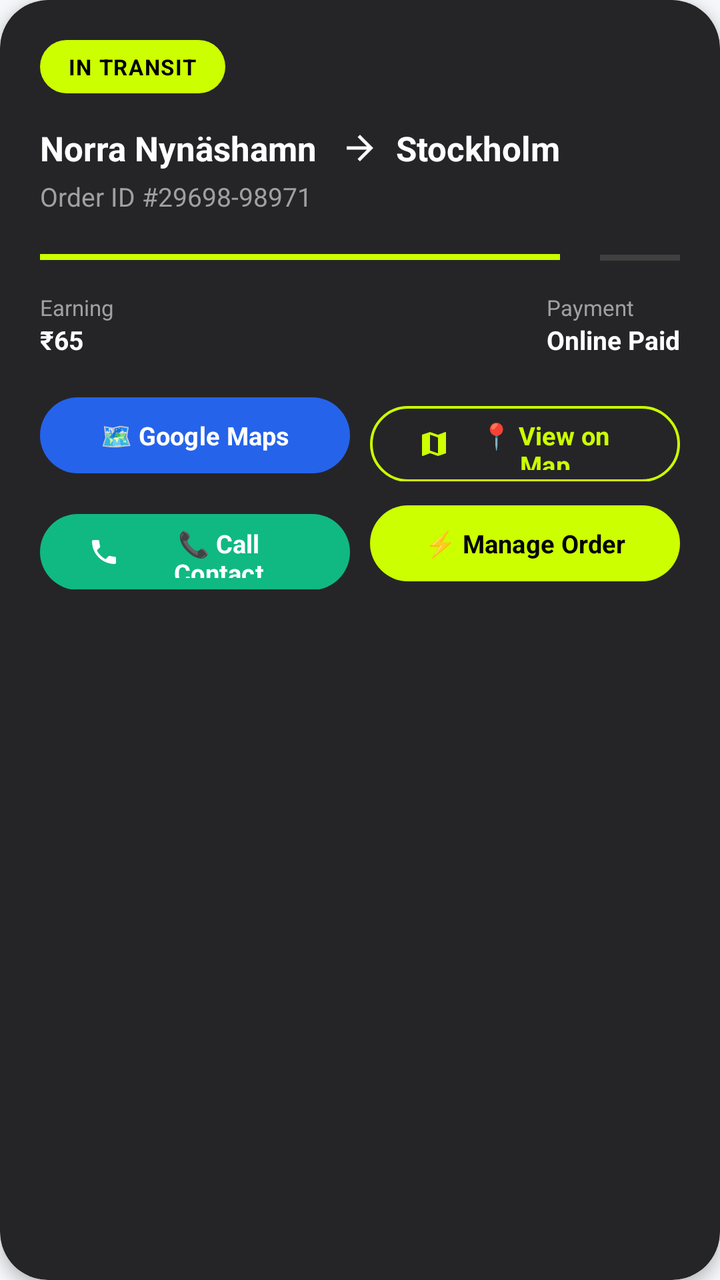
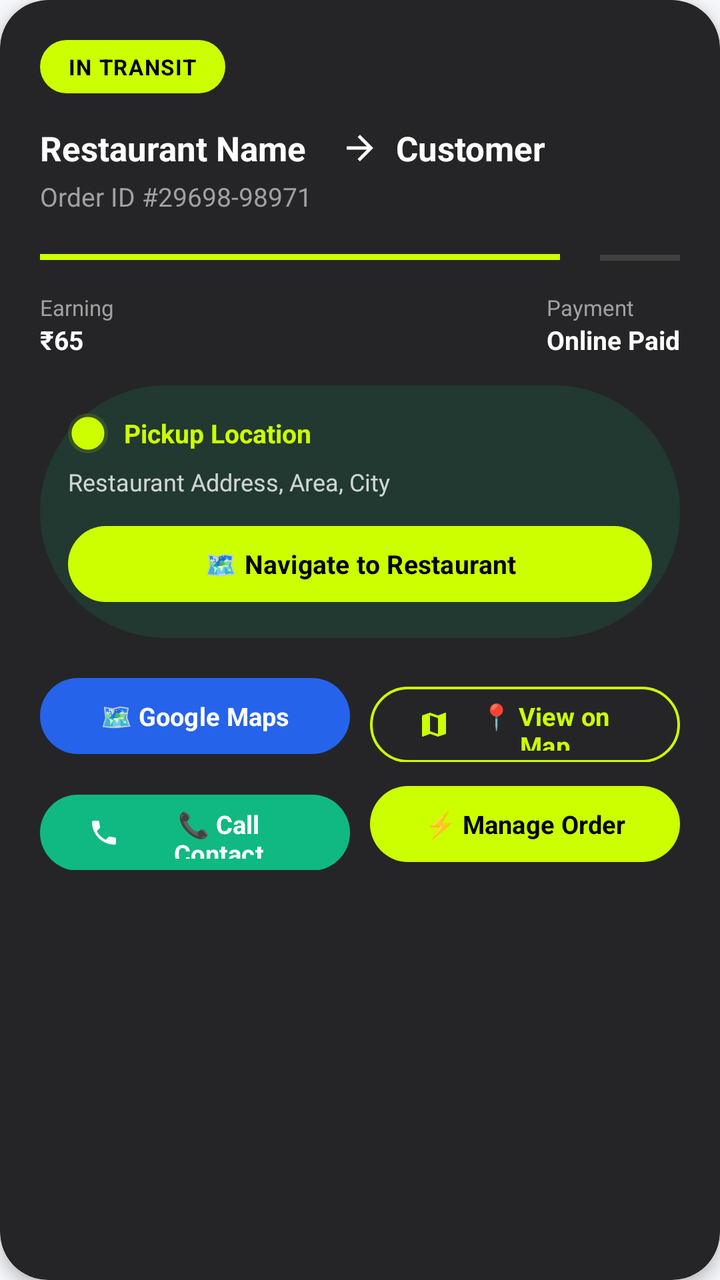

An Android layout rendered at two revisions. The XML below is the earlier revision; the diff shows what the commit changed to produce the second picture.
<!-- AndroidManifest.xml: application theme Theme.AKRHunger -->
<!-- res/layout/item_active_order.xml -->
<?xml version="1.0" encoding="utf-8"?>
<com.google.android.material.card.MaterialCardView
    xmlns:android="http://schemas.android.com/apk/res/android"
    xmlns:app="http://schemas.android.com/apk/res-auto"
    android:layout_width="match_parent"
    android:layout_height="wrap_content"
    android:layout_marginBottom="14dp"
    app:cardCornerRadius="24dp"
    app:cardElevation="4dp"
    app:strokeWidth="0dp"
    app:cardBackgroundColor="@color/dark_card_bg">

    <LinearLayout
        android:layout_width="match_parent"
        android:layout_height="wrap_content"
        android:orientation="vertical"
        android:padding="20dp">

        
        <TextView
            android:id="@+id/tv_active_stage_badge"
            android:layout_width="wrap_content"
            android:layout_height="wrap_content"
            android:background="@drawable/bg_pill_primary"
            android:backgroundTint="@color/neon_green"
            android:paddingHorizontal="14dp"
            android:paddingVertical="6dp"
            android:text="IN TRANSIT"
            android:textColor="@color/black"
            android:textSize="11sp"
            android:textStyle="bold"
            android:letterSpacing="0.05" />

        
        <LinearLayout
            android:layout_width="match_parent"
            android:layout_height="wrap_content"
            android:layout_marginTop="16dp"
            android:orientation="horizontal"
            android:gravity="center_vertical">
            
            <TextView
                android:id="@+id/tv_active_restaurant_address"
                android:layout_width="0dp"
                android:layout_height="wrap_content"
                android:layout_weight="1"
                android:text="Norra Nynäshamn"
                android:textColor="@color/white"
                android:textSize="17sp"
                android:textStyle="bold"
                android:maxLines="1"
                android:ellipsize="end" />

            <ImageView
                android:layout_width="20dp"
                android:layout_height="20dp"
                android:layout_marginHorizontal="8dp"
                android:src="@drawable/ic_arrow_back"
                android:rotation="180"
                app:tint="@color/white" />

            <TextView
                android:id="@+id/tv_active_delivery_address"
                android:layout_width="0dp"
                android:layout_height="wrap_content"
                android:layout_weight="1"
                android:text="Stockholm"
                android:textColor="@color/white"
                android:textSize="17sp"
                android:textStyle="bold"
                android:maxLines="1"
                android:ellipsize="end" />
        </LinearLayout>

        
        <TextView
            android:id="@+id/tv_active_order_id"
            android:layout_width="wrap_content"
            android:layout_height="wrap_content"
            android:layout_marginTop="4dp"
            android:text="Order ID #29698-98971"
            android:textColor="#A0A0A0"
            android:textSize="13sp" />

        
        <View
            android:layout_width="match_parent"
            android:layout_height="3dp"
            android:layout_marginTop="20dp"
            android:layout_marginEnd="60dp"
            android:background="@color/neon_green" />
        
        <View
            android:layout_width="match_parent"
            android:layout_height="3dp"
            android:layout_marginTop="-3dp"
            android:layout_marginStart="280dp"
            android:background="#404040" />

        <LinearLayout
            android:layout_width="match_parent"
            android:layout_height="wrap_content"
            android:layout_marginTop="16dp"
            android:orientation="horizontal">
            
            <LinearLayout
                android:layout_width="0dp"
                android:layout_height="wrap_content"
                android:layout_weight="1"
                android:orientation="vertical">
                <TextView
                    android:layout_width="wrap_content"
                    android:layout_height="wrap_content"
                    android:text="Earning"
                    android:textColor="#A0A0A0"
                    android:textSize="11sp" />
                <TextView
                    android:id="@+id/tv_active_earnings"
                    android:layout_width="wrap_content"
                    android:layout_height="wrap_content"
                    android:text="₹65"
                    android:textColor="@color/white"
                    android:textSize="13sp"
                    android:textStyle="bold" />
            </LinearLayout>

            <LinearLayout
                android:layout_width="wrap_content"
                android:layout_height="wrap_content"
                android:orientation="vertical">
                <TextView
                    android:layout_width="wrap_content"
                    android:layout_height="wrap_content"
                    android:text="Payment"
                    android:textColor="#A0A0A0"
                    android:textSize="11sp" />
                <TextView
                    android:id="@+id/tv_active_payment_badge"
                    android:layout_width="wrap_content"
                    android:layout_height="wrap_content"
                    android:text="Online Paid"
                    android:textColor="@color/white"
                    android:textSize="13sp"
                    android:textStyle="bold" />
            </LinearLayout>
        </LinearLayout>

        
        <LinearLayout
            android:layout_width="match_parent"
            android:layout_height="wrap_content"
            android:orientation="vertical"
            android:layout_marginTop="16dp">

            
            <LinearLayout
                android:layout_width="match_parent"
                android:layout_height="wrap_content"
                android:orientation="horizontal">

                <com.google.android.material.button.MaterialButton
                    android:id="@+id/btn_open_google_maps"
                    style="@style/Widget.Material3.Button"
                    android:layout_width="0dp"
                    android:layout_height="46dp"
                    android:layout_weight="1"
                    android:layout_marginEnd="5dp"
                    android:text="🗺️ Google Maps"
                    android:textColor="@color/white"
                    android:textSize="12.5sp"
                    android:textStyle="bold"
                    app:backgroundTint="#2563EB"
                    app:cornerRadius="22dp" />

                <com.google.android.material.button.MaterialButton
                    android:id="@+id/btn_navigate_map"
                    style="@style/Widget.Material3.Button.OutlinedButton"
                    android:layout_width="0dp"
                    android:layout_height="46dp"
                    android:layout_weight="1"
                    android:layout_marginStart="5dp"
                    android:text="📍 View on Map"
                    app:icon="@drawable/ic_map"
                    app:iconTint="@color/neon_green"
                    app:iconSize="16dp"
                    app:strokeColor="@color/neon_green"
                    app:strokeWidth="1.2dp"
                    android:textColor="@color/neon_green"
                    android:textSize="12.5sp"
                    android:textStyle="bold"
                    app:cornerRadius="22dp" />
            </LinearLayout>

            
            <LinearLayout
                android:layout_width="match_parent"
                android:layout_height="wrap_content"
                android:orientation="horizontal"
                android:layout_marginTop="8dp">

                <com.google.android.material.button.MaterialButton
                    android:id="@+id/btn_call_order"
                    style="@style/Widget.Material3.Button"
                    android:layout_width="0dp"
                    android:layout_height="46dp"
                    android:layout_weight="1"
                    android:layout_marginEnd="5dp"
                    android:text="📞 Call Contact"
                    app:icon="@drawable/ic_phone"
                    app:iconTint="@color/white"
                    app:iconSize="16dp"
                    android:textColor="@color/white"
                    android:textSize="12.5sp"
                    android:textStyle="bold"
                    app:backgroundTint="#10B981"
                    app:cornerRadius="22dp" />

                <com.google.android.material.button.MaterialButton
                    android:id="@+id/btn_manage_order"
                    style="@style/Widget.Material3.Button"
                    android:layout_width="0dp"
                    android:layout_height="46dp"
                    android:layout_weight="1"
                    android:layout_marginStart="5dp"
                    android:text="⚡ Manage Order"
                    android:textColor="@color/black"
                    android:textSize="12.5sp"
                    android:textStyle="bold"
                    app:backgroundTint="@color/neon_green"
                    app:cornerRadius="22dp" />
            </LinearLayout>
        </LinearLayout>
    </LinearLayout>
</com.google.android.material.card.MaterialCardView>
<!-- resources referenced by this layout -->
<resources>
  <color name="black">#000000</color>
  <color name="dark_card_bg">#252528</color>
  <color name="neon_green">#CCFF00</color>
  <color name="white">#FFFFFF</color>
  <color name="primary">#FF6B00</color>
  <color name="text_primary">#17212B</color>
  <color name="primary_dark">#E85D04</color>
  <color name="on_primary">#FFFFFF</color>
  <color name="secondary">#E9A23B</color>
  <color name="on_secondary">#17212B</color>
  <color name="background">#F5F7FA</color>
  <color name="surface">#FFFFFF</color>
  <color name="on_surface">#17212B</color>
  <color name="surface_variant">#EEF2F6</color>
  <color name="text_secondary">#5A667A</color>
  <color name="card_border">#E5E9F0</color>
  <style name="ThemeOverlay.AKR.BottomSheetDialog" parent="ThemeOverlay.Material3.BottomSheetDialog">
          <item name="bottomSheetStyle">@style/Widget.AKR.BottomSheet</item>
      </style>
  <style name="ShapeAppearance.AKR.Dialog" parent="">
          <item name="cornerFamily">rounded</item>
          <item name="cornerSize">24dp</item>
      </style>
  <style name="Widget.AKR.BottomSheet" parent="Widget.Material3.BottomSheet">
          <item name="shapeAppearanceOverlay">@style/ShapeAppearance.AKR.BottomSheet</item>
          <item name="backgroundTint">@color/surface</item>
      </style>
  <color name="info">#2563EB</color>
  <style name="ShapeAppearance.AKR.BottomSheet" parent="">
          <item name="cornerFamily">rounded</item>
          <item name="cornerSizeTopLeft">28dp</item>
          <item name="cornerSizeTopRight">28dp</item>
      </style>
  <!-- unchanged entries left out for length: 11 -->
</resources>

<!-- the commit's change to res/layout/item_active_order.xml (unified diff, before → after) -->
@@ -44,7 +44,7 @@
                 android:layout_width="0dp"
                 android:layout_height="wrap_content"
                 android:layout_weight="1"
-                android:text="Norra Nynäshamn"
+                android:text="Restaurant Name"
                 android:textColor="@color/white"
                 android:textSize="17sp"
                 android:textStyle="bold"
@@ -64,7 +64,7 @@
                 android:layout_width="0dp"
                 android:layout_height="wrap_content"
                 android:layout_weight="1"
-                android:text="Stockholm"
+                android:text="Customer"
                 android:textColor="@color/white"
                 android:textSize="17sp"
                 android:textStyle="bold"
@@ -97,6 +97,7 @@
             android:layout_marginStart="280dp"
             android:background="#404040" />
 
+        
         <LinearLayout
             android:layout_width="match_parent"
             android:layout_height="wrap_content"
@@ -143,6 +144,181 @@
                     android:textSize="13sp"
                     android:textStyle="bold" />
             </LinearLayout>
+        </LinearLayout>
+
+        
+        
+        
+        <LinearLayout
+            android:id="@+id/layout_pickup_section"
+            android:layout_width="match_parent"
+            android:layout_height="wrap_content"
+            android:orientation="vertical"
+            android:layout_marginTop="14dp"
+            android:background="@drawable/bg_pill_primary"
+            android:backgroundTint="#1A00E676"
+            android:padding="14dp">
+
+            
+            <LinearLayout
+                android:layout_width="match_parent"
+                android:layout_height="wrap_content"
+                android:orientation="horizontal"
+                android:gravity="center_vertical">
+
+                <ImageView
+                    android:layout_width="20dp"
+                    android:layout_height="20dp"
+                    android:src="@drawable/ic_restaurant_pin"
+                    android:layout_marginEnd="8dp"
+                    app:tint="@color/neon_green" />
+
+                <TextView
+                    android:layout_width="0dp"
+                    android:layout_height="wrap_content"
+                    android:layout_weight="1"
+                    android:text="Pickup Location"
+                    android:textColor="@color/neon_green"
+                    android:textSize="13sp"
+                    android:textStyle="bold" />
+            </LinearLayout>
+
+            
+            <TextView
+                android:id="@+id/tv_pickup_restaurant_address"
+                android:layout_width="match_parent"
+                android:layout_height="wrap_content"
+                android:layout_marginTop="6dp"
+                android:text="Restaurant Address, Area, City"
+                android:textColor="#C8FFFFFF"
+                android:textSize="12sp"
+                android:maxLines="2"
+                android:ellipsize="end" />
+
+            
+            <com.google.android.material.button.MaterialButton
+                android:id="@+id/btn_pickup_restaurant_map"
+                style="@style/Widget.Material3.Button"
+                android:layout_width="match_parent"
+                android:layout_height="46dp"
+                android:layout_marginTop="10dp"
+                android:text="🗺️ Navigate to Restaurant"
+                android:textColor="@color/black"
+                android:textSize="13sp"
+                android:textStyle="bold"
+                app:backgroundTint="@color/neon_green"
+                app:cornerRadius="23dp" />
+        </LinearLayout>
+
+        
+        
+        
+        <LinearLayout
+            android:id="@+id/layout_customer_section"
+            android:layout_width="match_parent"
+            android:layout_height="wrap_content"
+            android:orientation="vertical"
+            android:layout_marginTop="14dp"
+            android:background="@drawable/bg_pill_primary"
+            android:backgroundTint="#1A2196F3"
+            android:padding="14dp"
+            android:visibility="gone">
+
+            
+            <LinearLayout
+                android:layout_width="match_parent"
+                android:layout_height="wrap_content"
+                android:orientation="horizontal"
+                android:gravity="center_vertical">
+
+                <ImageView
+                    android:layout_width="20dp"
+                    android:layout_height="20dp"
+                    android:src="@drawable/ic_drop_pin"
+                    android:layout_marginEnd="8dp"
+                    app:tint="#64B5F6" />
+
+                <TextView
+                    android:layout_width="0dp"
+                    android:layout_height="wrap_content"
+                    android:layout_weight="1"
+                    android:text="Delivery Details"
+                    android:textColor="#64B5F6"
+                    android:textSize="13sp"
+                    android:textStyle="bold" />
+            </LinearLayout>
+
+            
+            <LinearLayout
+                android:layout_width="match_parent"
+                android:layout_height="wrap_content"
+                android:orientation="horizontal"
+                android:gravity="center_vertical"
+                android:layout_marginTop="8dp">
+
+                <LinearLayout
+                    android:layout_width="0dp"
+                    android:layout_height="wrap_content"
+                    android:layout_weight="1"
+                    android:orientation="vertical">
+
+                    <TextView
+                        android:id="@+id/tv_customer_detail_name"
+                        android:layout_width="wrap_content"
+                        android:layout_height="wrap_content"
+                        android:text="Customer Name"
+                        android:textColor="@color/white"
+                        android:textSize="14sp"
+                        android:textStyle="bold" />
+
+                    <TextView
+                        android:id="@+id/tv_customer_detail_phone"
+                        android:layout_width="wrap_content"
+                        android:layout_height="wrap_content"
+                        android:text="+91 9876543210"
+                        android:textColor="#A0A0A0"
+                        android:textSize="12sp"
+                        android:layout_marginTop="2dp" />
+
+                    <TextView
+                        android:id="@+id/tv_customer_detail_address"
+                        android:layout_width="wrap_content"
+                        android:layout_height="wrap_content"
+                        android:text="Customer Address"
+                        android:textColor="#C8FFFFFF"
+                        android:textSize="11.5sp"
+                        android:layout_marginTop="4dp"
+                        android:maxLines="2"
+                        android:ellipsize="end" />
+                </LinearLayout>
+
+                
+                <com.google.android.material.button.MaterialButton
+                    android:id="@+id/btn_call_customer_quick"
+                    style="@style/Widget.Material3.Button"
+                    android:layout_width="48dp"
+                    android:layout_height="48dp"
+                    android:padding="0dp"
+                    android:text="📞"
+                    android:textSize="18sp"
+                    app:backgroundTint="#10B981"
+                    app:cornerRadius="24dp" />
+            </LinearLayout>
+
+            
+            <com.google.android.material.button.MaterialButton
+                android:id="@+id/btn_customer_map"
+                style="@style/Widget.Material3.Button.OutlinedButton"
+                android:layout_width="match_parent"
+                android:layout_height="46dp"
+                android:layout_marginTop="10dp"
+                android:text="🗺️ Navigate to Customer"
+                android:textColor="#64B5F6"
+                android:textSize="13sp"
+                android:textStyle="bold"
+                app:strokeColor="#64B5F6"
+                app:strokeWidth="1.5dp"
+                app:cornerRadius="23dp" />
         </LinearLayout>
 
         
<!-- resource entries referenced after the edit -->
@@ -4,6 +4,60 @@
   <color name="dark_card_bg">#252528</color>
   <color name="neon_green">#CCFF00</color>
   <color name="white">#FFFFFF</color>
+  <!-- drawable ic_drop_pin (drawable) -->
+  <?xml version="1.0" encoding="utf-8"?>
+  <layer-list xmlns:android="http://schemas.android.com/apk/res/android">
+      <item>
+          <shape android:shape="oval">
+              <size android:width="44dp" android:height="44dp"/>
+              <solid android:color="#2210B981"/>
+          </shape>
+      </item>
+      <item android:top="4dp" android:bottom="4dp" android:left="4dp" android:right="4dp">
+          <shape android:shape="oval">
+              <solid android:color="#10B981"/>
+              <stroke android:width="2.5dp" android:color="#FFFFFF"/>
+          </shape>
+      </item>
+      <item android:top="10dp" android:bottom="10dp" android:left="10dp" android:right="10dp">
+          <vector
+              android:width="24dp"
+              android:height="24dp"
+              android:viewportWidth="24"
+              android:viewportHeight="24">
+              <path
+                  android:fillColor="#FFFFFF"
+                  android:pathData="M12,2C8.13,2 5,5.13 5,9c0,5.25 7,13 7,13s7,-7.75 7,-13c0,-3.87 -3.13,-7 -7,-7zm0,9.5c-1.38,0 -2.5,-1.12 -2.5,-2.5s1.12,-2.5 2.5,-2.5 2.5,1.12 2.5,2.5 -1.12,2.5 -2.5,2.5z"/>
+          </vector>
+      </item>
+  </layer-list>
+  <!-- drawable ic_restaurant_pin (drawable) -->
+  <?xml version="1.0" encoding="utf-8"?>
+  <layer-list xmlns:android="http://schemas.android.com/apk/res/android">
+      <item>
+          <shape android:shape="oval">
+              <size android:width="44dp" android:height="44dp"/>
+              <solid android:color="#223B82F6"/>
+          </shape>
+      </item>
+      <item android:top="4dp" android:bottom="4dp" android:left="4dp" android:right="4dp">
+          <shape android:shape="oval">
+              <solid android:color="#3B82F6"/>
+              <stroke android:width="2.5dp" android:color="#FFFFFF"/>
+          </shape>
+      </item>
+      <item android:top="10dp" android:bottom="10dp" android:left="10dp" android:right="10dp">
+          <vector
+              android:width="24dp"
+              android:height="24dp"
+              android:viewportWidth="24"
+              android:viewportHeight="24">
+              <path
+                  android:fillColor="#FFFFFF"
+                  android:pathData="M11,9H9V2H7v7H5V2H3v7c0,2.12 1.66,3.84 3.75,3.97V22h2.5v-9.03C11.34,12.84 13,11.12 13,9V2h-2v7zm5,-3v8h2.5v8H21V2c-2.76,0 -5,2.24 -5,4z"/>
+          </vector>
+      </item>
+  </layer-list>
   <color name="primary">#FF6B00</color>
   <color name="text_primary">#17212B</color>
   <color name="primary_dark">#E85D04</color>
